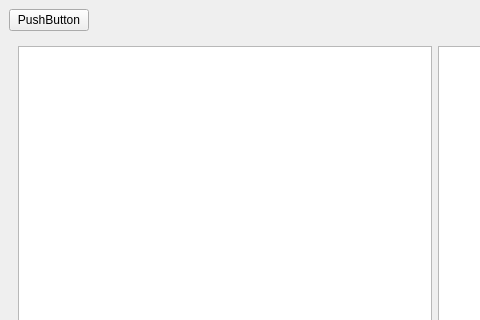
The window that diploma_mainwindow.ui (Pancko/diploma) describes before a commit, drawn with Qt 5; both pictures show x 0 to 480 and y 0 to 320 of the 869 by 1012 pixel window.
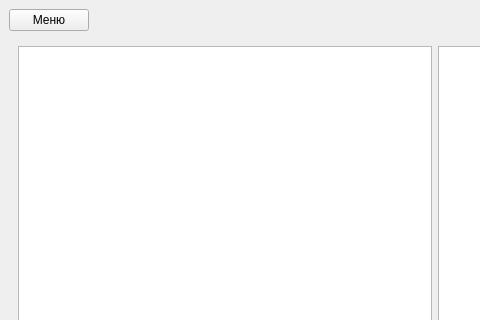
The same window after the commit.

```diff
--- a/diploma_mainwindow.ui
+++ b/diploma_mainwindow.ui
@@ -20,7 +20,7 @@
       <item>
        <widget class="QPushButton" name="menu_pB">
         <property name="text">
-         <string>PushButton</string>
+         <string>Меню</string>
         </property>
        </widget>
       </item>
```
Left out of the diff: 2 changed lines with no effect on the pictures.
